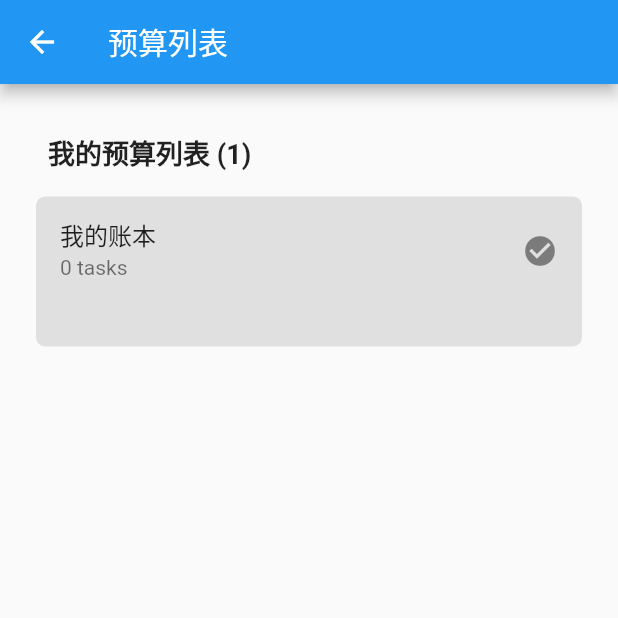
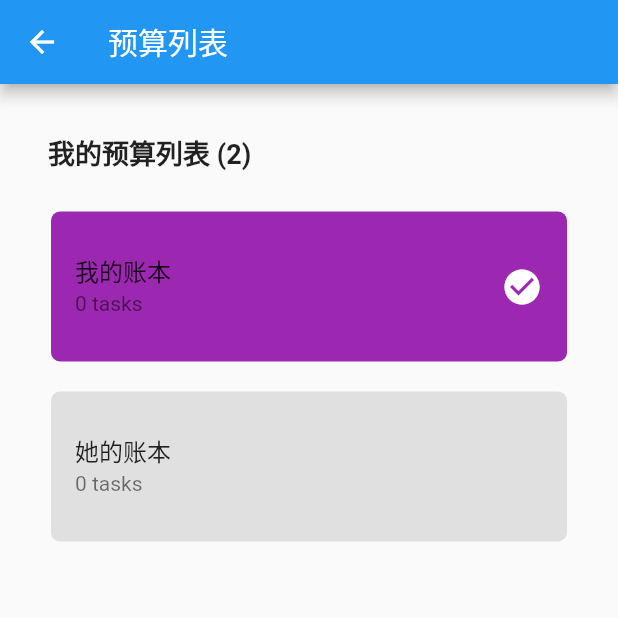
Before and after one commit to HYY-yu/Chic, a Flutter app: the BudgetList screen opened by its route, after a tap on the "edit" icon, on a phone screen of 412 x 824 dp, the top half of it. Run offline on Flutter 3.47's test engine with Material 2 defaults, Android fonts, the phone set to English and light mode, and no system bars; our stand-ins replace sqflite, synchronized; accounts and stored records are empty.

Commit message:
完成列表切换效果

```diff
--- a/lib/bean/budget.dart
+++ b/lib/bean/budget.dart
@@ -58,9 +58,15 @@ class Budget extends SQLModel {
 
   static Future<void> initBudgetTable(Database db) async {
     var now = DateTime.now();
+
     var budget = Budget.newBudget("test_budget", "我的账本", 1,
         now.millisecondsSinceEpoch, 1, 2000.0, 1980.0, false);
+
+    var budget2 = Budget.newBudget("her_budget", "她的账本", 2,
+        now.millisecondsSinceEpoch, 15, 1000.0, 983.0, false);
+
     await _insert(db, budget);
+    await _insert(db, budget2);
   }
 
   static Future<void> _insert(Database db, Budget elem) async {
--- a/lib/main.dart
+++ b/lib/main.dart
@@ -1,13 +1,9 @@
-import 'package:chic/bean/currency.dart';
+import 'package:chic/bean/db.dart';
 import 'package:chic/widget/budgetlist.dart';
+import 'package:chic/widget/home.dart';
 import 'package:flutter/material.dart';
-import 'package:flutter/services.dart';
-import 'package:chic/widget/home.dart';
-import 'package:chic/bean/db.dart';
 
 void main() async {
-  SystemChrome.setEnabledSystemUIOverlays([SystemUiOverlay.top]);
-  SystemChrome.setSystemUIOverlayStyle(SystemUiOverlayStyle.light);
   // InitDB
   await dbHelper.getDb();
 
--- a/lib/widget/budgetlist.dart
+++ b/lib/widget/budgetlist.dart
@@ -1,5 +1,5 @@
 import 'package:chic/bean/budget.dart';
-import 'package:chic/util/display.dart';
+import 'package:chic/widget/card_item.dart';
 import 'package:flutter/material.dart';
 
 class BudgetList extends StatefulWidget {
@@ -9,40 +9,23 @@ class BudgetList extends StatefulWidget {
   }
 }
 
-class _BudgetListState extends State<BudgetList>
-    with SingleTickerProviderStateMixin {
+class _BudgetListState extends State<BudgetList> with TickerProviderStateMixin {
   List<Budget> datas;
+  List<AnimationController> controllers;
   int _budgetCount = 0;
-  double _mainLisItemWidth;
-
-  AnimationController controller;
+  int _expandIndex = -1;
+  int _nowSelectIndex = 0;
 
   @override
   void initState() {
     super.initState();
-    _mainLisItemWidth = screenWidth - 48.0;
+    controllers = new List<AnimationController>();
     _loadBudgetList();
-
-    // 初始化动画
-    controller = new AnimationController(
-      duration: const Duration(milliseconds: 600),
-      vsync: this,
-    );
-
-    final Animation curve =
-        new CurvedAnimation(parent: controller, curve: Curves.easeInOut);
-    final Tween doubleTween = new Tween<double>(
-        begin: _mainLisItemWidth, end: _mainLisItemWidth - 110);
-
-    curve.addListener(() {
-      setState(() {
-        _mainLisItemWidth = doubleTween.evaluate(curve);
-      });
-    });
   }
 
   @override
   Widget build(BuildContext context) {
+    controllers.clear();
     return new Scaffold(
       appBar: new AppBar(
         backgroundColor: Colors.blue,
@@ -76,55 +59,48 @@ class _BudgetListState extends State<BudgetList>
   }
 
   Widget _itemBuilder(BuildContext context, int index) {
-    var elem = datas[index];
-    return new GestureDetector(
-      onHorizontalDragEnd: (d) {
-        if (!controller.isAnimating) {
-          if (d.velocity.pixelsPerSecond.dx > 0) {
-            // 向右
-            controller.reverse();
-          } else {
-            // 向左
-            controller.forward();
+    var controller = new AnimationController(
+      duration: const Duration(milliseconds: 600),
+      vsync: this,
+    );
+    controllers.add(controller);
+
+    Widget item = new CardItem(
+      selected: index == _nowSelectIndex ? true : false,
+      item: datas[index],
+      index: index,
+      onTap: (i) {
+        if (_nowSelectIndex == i) {
+          return;
+        }
+
+        if (controllers.length > 0) {
+          for (var c in controllers) {
+            if (c.isCompleted){
+              c.reverse();
+              return;
+            }
           }
         }
+
+        setState(() {
+          _nowSelectIndex = i;
+        });
       },
-      child: Stack(
-        alignment: Alignment.centerLeft,
-        children: <Widget>[
-          new Align(
-            alignment: Alignment.centerRight,
-            child: Wrap(
-              children: <Widget>[
-                new IconButton(
-                  splashColor: Colors.orange,
-                  icon: new Icon(Icons.edit),
-                  onPressed: () {},
-                ),
-                new IconButton(
-                  splashColor: Colors.orange,
-                  icon: new Icon(Icons.delete),
-                  onPressed: () {},
-                )
-              ],
-            ),
-          ),
-          new Container(
-            width: _mainLisItemWidth,
-            height: 100.0,
-            decoration: BoxDecoration(
-              borderRadius: new BorderRadius.all(new Radius.circular(6.0)),
-              color: Colors.grey.shade300,
-            ),
-            child: ListTile(
-              title: new Text(elem.budgetName),
-              subtitle: new Text("0 tasks"),
-              trailing: new Icon(Icons.check_circle),
-            ),
-          ),
-        ],
-      ),
+      controller: controller,
+      onExpand: (i) {
+        //取消上个Card的Expand
+        if (_expandIndex != -1) {
+          var c = controllers[_expandIndex];
+          if (c != null && c.isCompleted) {
+            c.reverse();
+          }
+        }
+        _expandIndex = i;
+      },
     );
+
+    return item;
   }
 
   void _loadBudgetList() async {
--- /dev/null
+++ b/lib/widget/card_item.dart
@@ -0,0 +1,139 @@
+import 'package:chic/bean/budget.dart';
+import 'package:chic/util/display.dart';
+import 'package:flutter/material.dart';
+
+class _CardItemState extends State<CardItem> {
+  double _mainLisItemWidth;
+  double _iconSize = 1.0;
+
+  @override
+  void initState() {
+    super.initState();
+    print("initState");
+    _initAnimation();
+  }
+
+  void _initAnimation() {
+    _mainLisItemWidth = screenWidth - 48.0;
+    // 初始化动画
+    final Animation curve =
+    new CurvedAnimation(parent: widget.controller, curve: Curves.easeInOut);
+    final Tween doubleTween = new Tween<double>(
+        begin: _mainLisItemWidth, end: _mainLisItemWidth - 120);
+
+    final Tween iconTween = new Tween<double>(
+      begin: 1.0,
+      end: 24.0,
+    );
+
+    curve.addListener(() {
+      setState(() {
+        _mainLisItemWidth = doubleTween.evaluate(curve);
+        _iconSize = iconTween.evaluate(curve);
+      });
+    });
+  }
+
+  @override
+  void didUpdateWidget(CardItem oldWidget) {
+    super.didUpdateWidget(oldWidget);
+    print("didUpdateWidget");
+    _initAnimation();
+  }
+
+  @override
+  Widget build(BuildContext context) {
+    return new Padding(
+      padding: EdgeInsets.all(10.0),
+      child: new GestureDetector(
+        onTap: () {
+          widget.onTap(widget.index);
+        },
+        onHorizontalDragEnd: (d) {
+          if (!widget.controller.isAnimating) {
+            if (d.velocity.pixelsPerSecond.dx > 0) {
+              // 向右
+              widget.controller.reverse();
+            } else {
+              // 向左
+              widget.controller.forward();
+              widget.onExpand(widget.index);
+            }
+          }
+        },
+        child: Stack(
+          alignment: Alignment.centerLeft,
+          children: <Widget>[
+            new Align(
+              alignment: Alignment.centerRight,
+              child: Wrap(
+                children: <Widget>[
+                  new IconButton(
+                    iconSize: _iconSize,
+                    splashColor: Colors.orange,
+                    icon: new Icon(Icons.edit),
+                    color: Colors.grey.shade600,
+                    onPressed: () {},
+                  ),
+                  new IconButton(
+                    iconSize: _iconSize,
+                    splashColor: Colors.orange,
+                    icon: new Icon(Icons.delete),
+                    color: Colors.redAccent,
+                    onPressed: () {},
+                  )
+                ],
+              ),
+            ),
+            new Container(
+              alignment: AlignmentDirectional.center,
+              width: _mainLisItemWidth,
+              height: 100.0,
+              decoration: BoxDecoration(
+                borderRadius: new BorderRadius.all(new Radius.circular(6.0)),
+                color: widget.selected ? Colors.purple : Colors.grey.shade300,
+              ),
+              child: ListTile(
+                title: new Text(widget.item.budgetName),
+                subtitle: new Text("0 tasks"),
+                trailing: widget.selected
+                    ? Icon(
+                        Icons.check_circle,
+                        color: Colors.white,
+                        size: 28.0,
+                      )
+                    : null,
+              ),
+            ),
+          ],
+        ),
+      ),
+    );
+  }
+}
+
+class CardItem extends StatefulWidget {
+  CardItem({
+    Key key,
+    @required this.onTap,
+    @required this.onExpand,
+    @required this.item,
+    @required this.index,
+    @required this.controller,
+    this.selected: false,
+  }) : super(key: key);
+
+  final CardIndexCallback onTap;
+  final CardIndexCallback onExpand;
+  final Budget item;
+  final bool selected;
+  final int index;
+  final AnimationController controller;
+
+  @override
+  State<StatefulWidget> createState() {
+    return _CardItemState();
+  }
+}
+
+typedef void CardIndexCallback(int index);
--- a/lib/widget/smallball.dart
+++ b/lib/widget/smallball.dart
@@ -1,7 +1,6 @@
 import 'package:chic/bean/currency.dart';
+import 'package:chic/util/display.dart';
 import 'package:flutter/material.dart';
-
-import 'package:chic/util/display.dart';
 import 'package:meta/meta.dart';
 
 /// 圆形的球
```
Also changed, not shown: lib/widget/home.dart (+3 -4 lines), pubspec.lock.
